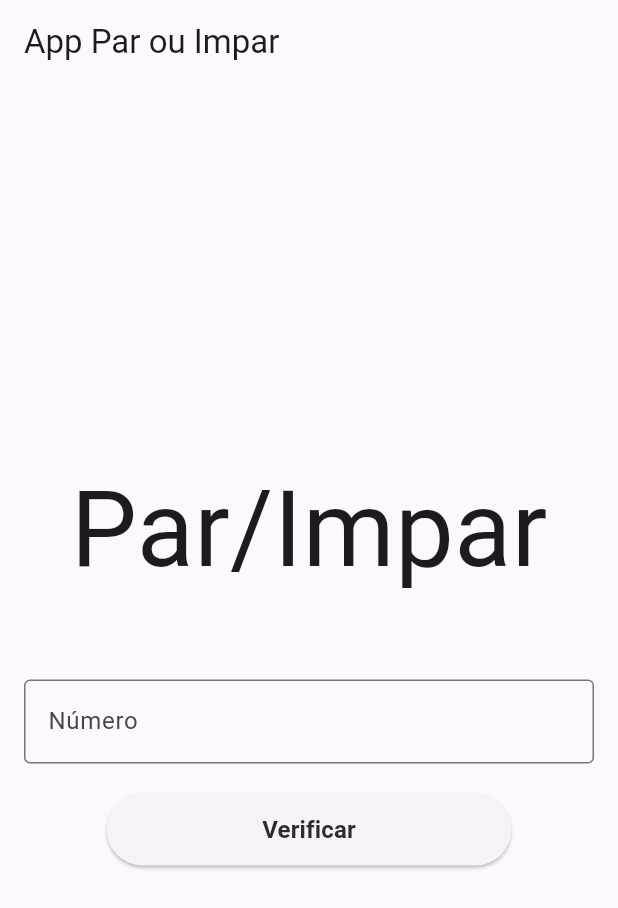
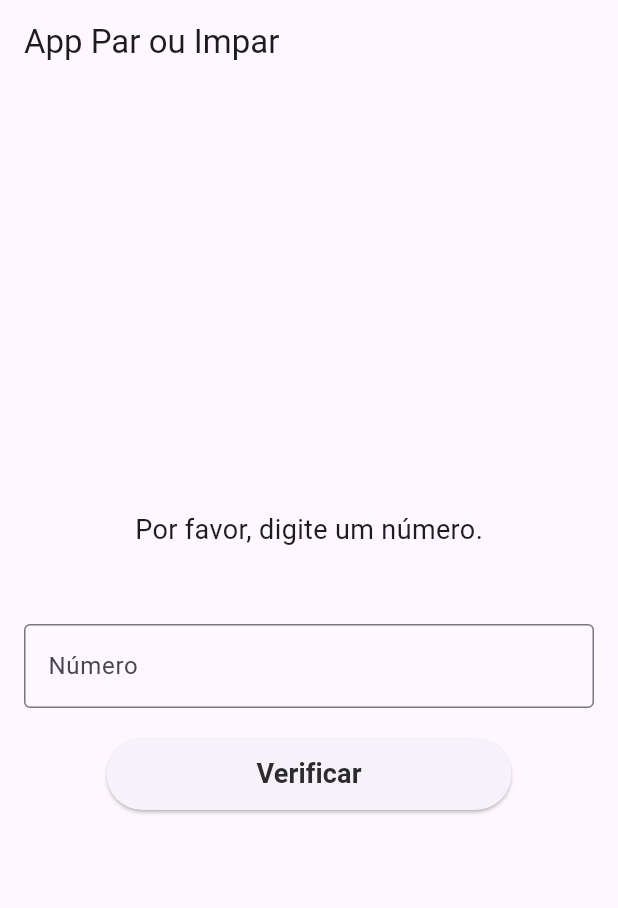
Before and after one commit to dionedev/Desafio_mentoria, a Flutter app: the screen it shows after launch, after a tap on "Verificar", on a phone screen of 412 x 824 dp. Shown: the top 908 px of the screen. Run offline on Flutter 3.47's test engine with Material 3 defaults, Android fonts, the phone set to English and light mode, and no system bars.

Commit message:
feat: app par ou impar finalizado

```diff
--- a/lib/pages/par_ou_impar.dart
+++ b/lib/pages/par_ou_impar.dart
@@ -8,6 +8,27 @@ class ParOuImpar extends StatefulWidget {
 }
 
 class _ParOuImparState extends State<ParOuImpar> {
+  TextEditingController inputController = TextEditingController();
+  String resultado = '';
+
+  verificaParOuImpar() {
+    setState(() {
+      final numeroDigitado = int.tryParse(inputController.text);
+
+      if (numeroDigitado != null) {
+        if (numeroDigitado % 2 == 0) {
+          resultado = 'Par';
+        } else {
+          resultado = 'Impar';
+        }
+      } else {
+        resultado = 'Por favor, digite um número.';
+      }
+
+      inputController.clear();
+    });
+  }
+
   @override
   Widget build(BuildContext context) {
     return MaterialApp(
@@ -22,28 +43,34 @@ class _ParOuImparState extends State<ParOuImpar> {
               mainAxisAlignment: MainAxisAlignment.center,
               children: [
                 Text(
-                  'Par/Impar',
-                  style: TextStyle(fontSize: 70),
+                  resultado,
+                  style: TextStyle(
+                    fontSize:
+                        resultado == 'Par' || resultado == 'Impar' ? 70 : 18,
+                  ),
                 ),
                 Padding(
-                  padding: EdgeInsets.only(top: 50, bottom: 20),
+                  padding: const EdgeInsets.only(top: 50, bottom: 20),
                   child: TextField(
-                    keyboardType: TextInputType.number,
-                    decoration: InputDecoration(
+                    controller: inputController,
+                    decoration: const InputDecoration(
                       labelText: 'Número',
                       border: OutlineInputBorder(),
                     ),
+                    keyboardType: TextInputType.number,
                   ),
                 ),
                 ElevatedButton(
-                  onPressed: () {},
+                  onPressed: () {
+                    verificaParOuImpar();
+                  },
                   style: ElevatedButton.styleFrom(
                     fixedSize: const Size(270, 48),
                   ),
                   child: const Text(
                     'Verificar',
                     style: TextStyle(
-                      fontSize: 16,
+                      fontSize: 18,
                       color: Color.fromRGBO(45, 44, 44, 1),
                       fontWeight: FontWeight.w600,
                     ),
```
